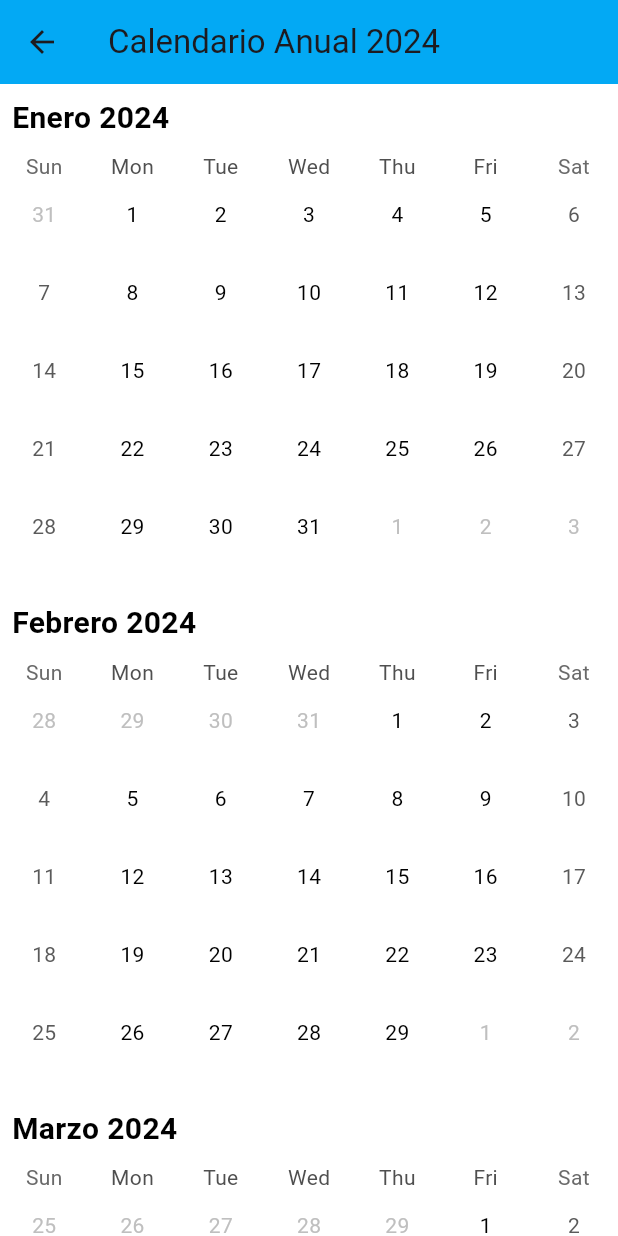
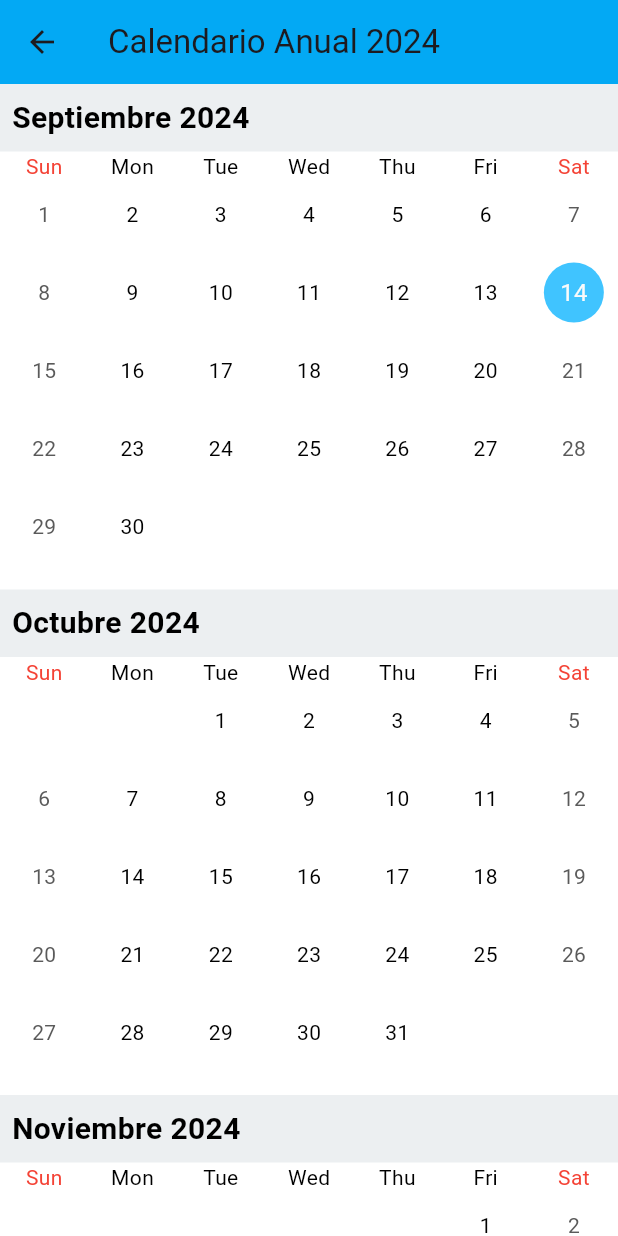
Before and after one commit to Kendal696/Daylyse, a Flutter app: the HomeScreen screen opened by its route, after a tap on the "calendar today" icon, on a phone screen of 412 x 824 dp. Run offline on Flutter 3.47's test engine with Material 3 defaults, Android fonts, the phone set to English and light mode, and no system bars; drawn by our look-alikes of table_calendar.

Commit message:
Mejora diseño Calendario

```diff
--- a/lib/main.dart
+++ b/lib/main.dart
@@ -23,6 +23,7 @@ class MyApp extends StatelessWidget {
 
     return MaterialApp(
       title: 'Diario con IA',
+      debugShowCheckedModeBanner: false, // Oculta la etiqueta de debug
       theme: themeProvider.getLightTheme,
       darkTheme: themeProvider.getDarkTheme,
       themeMode: themeProvider.themeMode,
--- a/lib/screens/home/annual_calendar_screen.dart
+++ b/lib/screens/home/annual_calendar_screen.dart
@@ -16,6 +16,10 @@ class AnnualCalendarScreen extends StatelessWidget {
     ];
 
     final int currentYear = DateTime.now().year;
+    final int currentMonthIndex = DateTime.now().month - 1; // Índice basado en 0
+
+    // Crear una lista de índices de meses comenzando desde el mes actual
+    List<int> monthIndices = List.generate(12, (index) => (currentMonthIndex + index) % 12);
 
     // Función para obtener el primer día del mes
     DateTime _getFirstDayOfMonth(int year, int month) {
@@ -24,12 +28,7 @@ class AnnualCalendarScreen extends StatelessWidget {
 
     // Función para obtener el último día del mes
     DateTime _getLastDayOfMonth(int year, int month) {
-      return DateTime(year, month + 1, 0);  // El día 0 del mes siguiente es el último día del mes actual
-    }
-
-    // Función para obtener las fechas que tienen notas
-    List<DateTime> _getDaysWithNotesInMonth(int month) {
-      return notes.keys.where((date) => date.month == month).toList();
+      return DateTime(year, month + 1, 0);
     }
 
     return Scaffold(
@@ -39,27 +38,30 @@ class AnnualCalendarScreen extends StatelessWidget {
       body: ListView.builder(
         itemCount: months.length,
         itemBuilder: (context, index) {
+          // Obtener el índice del mes actual ajustado
+          int monthIndex = monthIndices[index];
+
           // Obtener el primer y último día del mes actual
-          DateTime firstDay = _getFirstDayOfMonth(currentYear, index + 1);
-          DateTime lastDay = _getLastDayOfMonth(currentYear, index + 1);
-
-          // Fechas con notas en este mes
-          List<DateTime> daysWithNotes = _getDaysWithNotesInMonth(index + 1);
+          DateTime firstDay = _getFirstDayOfMonth(currentYear, monthIndex + 1);
+          DateTime lastDay = _getLastDayOfMonth(currentYear, monthIndex + 1);
 
           return Column(
             crossAxisAlignment: CrossAxisAlignment.start,
             children: [
-              Padding(
+              // Encabezado del mes con fondo de color
+              Container(
+                width: double.infinity,
+                color: Colors.blueGrey[50],
                 padding: const EdgeInsets.all(8.0),
                 child: Text(
-                  '${months[index]} $currentYear',  // Nombre del mes y año
+                  '${months[monthIndex]} $currentYear',
                   style: TextStyle(fontSize: 20, fontWeight: FontWeight.bold),
                 ),
               ),
               TableCalendar(
                 firstDay: firstDay,
                 lastDay: lastDay,
-                focusedDay: firstDay,
+                focusedDay: DateTime.now().month == monthIndex + 1 ? DateTime.now() : firstDay,
                 calendarFormat: CalendarFormat.month,
                 headerVisible: false,
                 availableGestures: AvailableGestures.none,
@@ -70,7 +72,6 @@ class AnnualCalendarScreen extends StatelessWidget {
                       : [];
                 },
                 onDaySelected: (selectedDay, focusedDay) {
-                  // Navegar a la pantalla de notas del día
                   Navigator.push(
                     context,
                     MaterialPageRoute(
@@ -90,6 +91,15 @@ class AnnualCalendarScreen extends StatelessWidget {
                     color: Colors.lightBlueAccent,
                     shape: BoxShape.circle,
                   ),
+                  selectedDecoration: BoxDecoration(
+                    color: Colors.blue,
+                    shape: BoxShape.circle,
+                  ),
+                  outsideDaysVisible: false,
+                ),
+                daysOfWeekStyle: DaysOfWeekStyle(
+                  weekdayStyle: TextStyle(color: Colors.black),
+                  weekendStyle: TextStyle(color: Colors.red),
                 ),
               ),
               SizedBox(height: 16.0),
```
